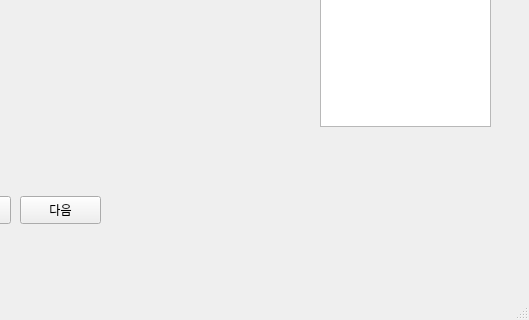
First picture: the form in HAAR_Object_Detection/HAAR_Object_Detection/good.ui, repository RabbitG29/Face_Detection_QT, before the edit; both pictures show x 430 to 959 and y 331 to 651 of the 959 by 651 pixel window.
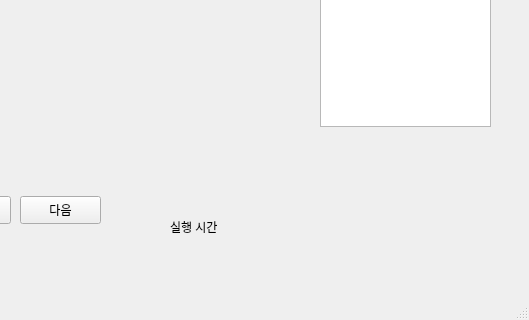
Second picture: the form after the edit.

Patch:
```diff
--- a/HAAR_Object_Detection/HAAR_Object_Detection/good.ui
+++ b/HAAR_Object_Detection/HAAR_Object_Detection/good.ui
@@ -267,6 +267,19 @@
      <string/>
     </property>
    </widget>
+   <widget class="QLabel" name="label_time">
+    <property name="geometry">
+     <rect>
+      <x>600</x>
+      <y>520</y>
+      <width>141</width>
+      <height>41</height>
+     </rect>
+    </property>
+    <property name="text">
+     <string>실행 시간</string>
+    </property>
+   </widget>
   </widget>
   <widget class="QMenuBar" name="menuBar">
    <property name="geometry">
```
